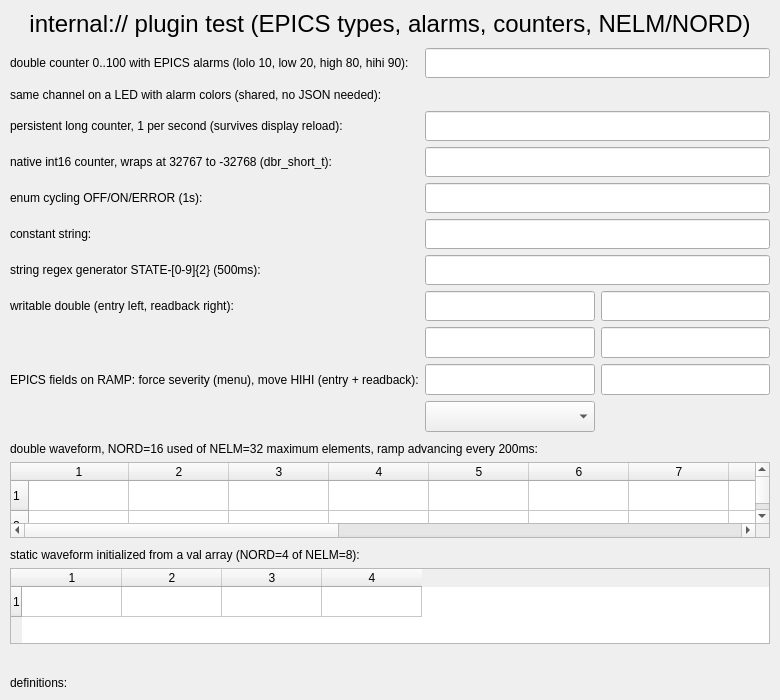
Old version of the form caQtDM_Tests/internalplugintest.ui in the repository CraftingDragon007/caqtdm.
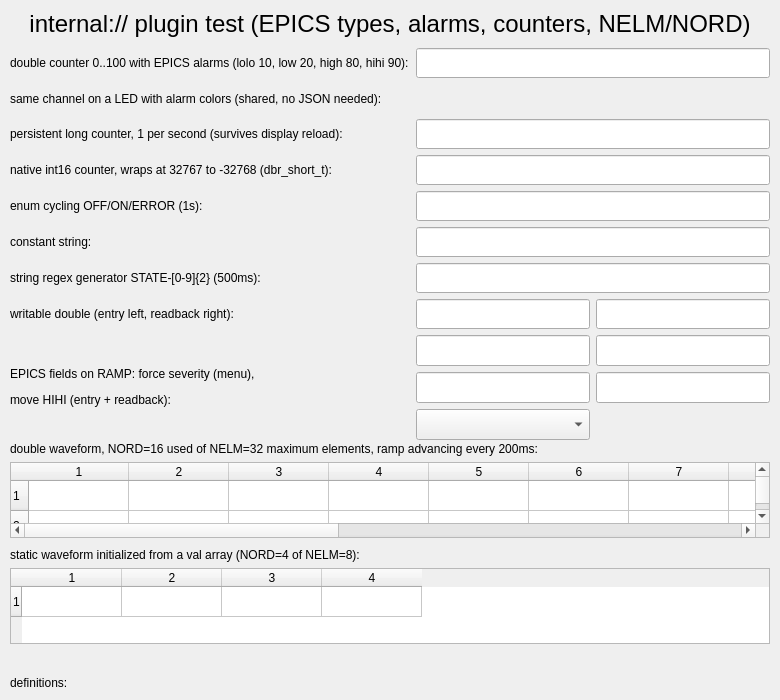
New version of the form. Custom widgets are drawn as their Qt base class.

```diff
--- a/caQtDM_Tests/internalplugintest.ui
+++ b/caQtDM_Tests/internalplugintest.ui
@@ -41,7 +41,7 @@
       <x>10</x>
       <y>48</y>
       <width>760</width>
-      <height>384</height>
+      <height>392</height>
      </rect>
     </property>
     <layout class="QGridLayout" name="gridLayout">
@@ -79,7 +79,7 @@
        <property name="minimumSize">
         <size>
          <width>400</width>
-         <height>0</height>
+         <height>21</height>
         </size>
        </property>
        <property name="text">
@@ -275,11 +275,11 @@
        <property name="minimumSize">
         <size>
          <width>400</width>
-         <height>0</height>
+         <height>21</height>
         </size>
        </property>
        <property name="text">
-        <string>EPICS fields on RAMP: force severity (menu), move HIHI (entry + readback):</string>
+        <string>&lt;html&gt;&lt;head/&gt;&lt;body&gt;&lt;p&gt;EPICS fields on RAMP: force severity (menu),&lt;/p&gt;&lt;p&gt;move HIHI (entry + readback):&lt;/p&gt;&lt;/body&gt;&lt;/html&gt;</string>
        </property>
       </widget>
      </item>
```
Left out of the diff: 19 changed lines with no effect on the pictures.
